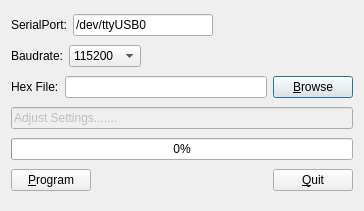
Qt form prog8051.ui (JonathanFraser/prog8051) before a commit.
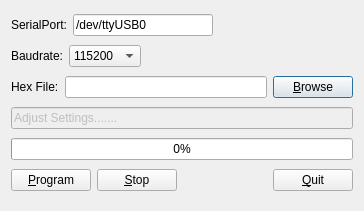
The same form after that commit.

```diff
--- a/prog8051.ui
+++ b/prog8051.ui
@@ -142,6 +142,13 @@
        </property>
       </widget>
      </item>
+     <item>
+      <widget class="QPushButton" name="StopButton" >
+       <property name="text" >
+        <string>&amp;Stop</string>
+       </property>
+      </widget>
+     </item>
      <item>
       <spacer>
        <property name="orientation" >
```
